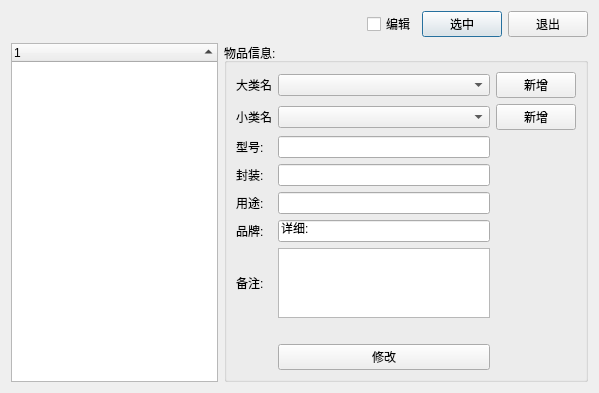
Old version of the form python_study/src/ims/ui/DlgArticle.ui in the repository jiang520/goodstart.
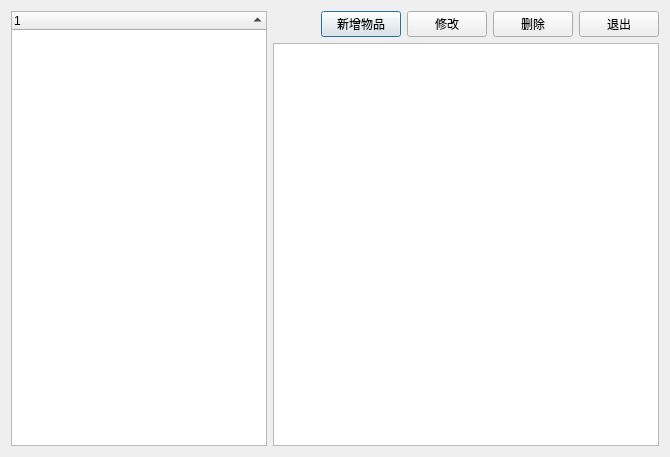
New version of the form.

Commit message: [chg]将物品信息添加,修改放到单独的窗口 [chg]增加了出入库的查询条件

Patch:
```diff
--- a/python_study/src/ims/ui/DlgArticle.ui
+++ b/python_study/src/ims/ui/DlgArticle.ui
@@ -6,70 +6,18 @@
    <rect>
     <x>0</x>
     <y>0</y>
-    <width>599</width>
-    <height>371</height>
+    <width>670</width>
+    <height>457</height>
    </rect>
   </property>
   <property name="windowTitle">
    <string>Dialog</string>
   </property>
-  <layout class="QVBoxLayout" name="verticalLayout">
-   <item>
-    <layout class="QHBoxLayout" name="horizontalLayout">
-     <item>
-      <spacer name="horizontalSpacer_2">
-       <property name="orientation">
-        <enum>Qt::Horizontal</enum>
-       </property>
-       <property name="sizeHint" stdset="0">
-        <size>
-         <width>396</width>
-         <height>20</height>
-        </size>
-       </property>
-      </spacer>
-     </item>
-     <item>
-      <widget class="QCheckBox" name="checkBox_setedit">
-       <property name="sizePolicy">
-        <sizepolicy hsizetype="Minimum" vsizetype="Preferred">
-         <horstretch>0</horstretch>
-         <verstretch>0</verstretch>
-        </sizepolicy>
-       </property>
-       <property name="text">
-        <string>编辑</string>
-       </property>
-      </widget>
-     </item>
-     <item>
-      <widget class="QPushButton" name="pushButton_ok">
-       <property name="sizePolicy">
-        <sizepolicy hsizetype="Minimum" vsizetype="Preferred">
-         <horstretch>0</horstretch>
-         <verstretch>0</verstretch>
-        </sizepolicy>
-       </property>
-       <property name="text">
-        <string>选中</string>
-       </property>
-      </widget>
-     </item>
-     <item>
-      <widget class="QPushButton" name="pushButton_cancel">
-       <property name="text">
-        <string>退出</string>
-       </property>
-      </widget>
-     </item>
-    </layout>
-   </item>
-   <item>
     <layout class="QHBoxLayout" name="horizontalLayout_2">
      <item>
       <widget class="QTreeWidget" name="treeWidget">
        <property name="sizePolicy">
-        <sizepolicy hsizetype="Expanding" vsizetype="Expanding">
+      <sizepolicy hsizetype="Minimum" vsizetype="Expanding">
          <horstretch>0</horstretch>
          <verstretch>0</verstretch>
         </sizepolicy>
@@ -88,159 +36,66 @@
       </widget>
      </item>
      <item>
-      <widget class="QGroupBox" name="groupBox">
-       <property name="sizePolicy">
-        <sizepolicy hsizetype="Preferred" vsizetype="Preferred">
-         <horstretch>0</horstretch>
-         <verstretch>0</verstretch>
-        </sizepolicy>
-       </property>
-       <property name="title">
-        <string>物品信息:</string>
-       </property>
-       <layout class="QGridLayout" name="gridLayout">
-        <item row="0" column="0">
-         <widget class="QLabel" name="label">
-          <property name="text">
-           <string>大类名</string>
-          </property>
-         </widget>
-        </item>
-        <item row="3" column="1">
-         <widget class="QLineEdit" name="lineEdit_pkg"/>
-        </item>
-        <item row="0" column="2">
-         <widget class="QPushButton" name="pushButton_addtype1">
-          <property name="text">
-           <string>新增</string>
-          </property>
-         </widget>
-        </item>
-        <item row="1" column="1">
-         <widget class="QComboBox" name="comboBox_type2"/>
-        </item>
-        <item row="9" column="0">
-         <spacer name="horizontalSpacer">
+    <layout class="QVBoxLayout" name="verticalLayout">
+     <item>
+      <layout class="QHBoxLayout" name="horizontalLayout">
+       <item>
+        <spacer name="horizontalSpacer_2">
           <property name="orientation">
            <enum>Qt::Horizontal</enum>
           </property>
           <property name="sizeHint" stdset="0">
            <size>
-            <width>40</width>
+           <width>396</width>
             <height>20</height>
            </size>
           </property>
          </spacer>
         </item>
-        <item row="2" column="1">
-         <widget class="QLineEdit" name="lineEdit_model"/>
-        </item>
-        <item row="9" column="1">
+       <item>
          <widget class="QPushButton" name="pushButton_add">
           <property name="text">
+          <string>新增物品</string>
+         </property>
+        </widget>
+       </item>
+       <item>
+        <widget class="QPushButton" name="pushButton_ok">
+         <property name="sizePolicy">
+          <sizepolicy hsizetype="Minimum" vsizetype="Preferred">
+           <horstretch>0</horstretch>
+           <verstretch>0</verstretch>
+          </sizepolicy>
+         </property>
+         <property name="text">
            <string>修改</string>
           </property>
          </widget>
         </item>
-        <item row="0" column="1">
-         <widget class="QComboBox" name="comboBox_type1"/>
-        </item>
-        <item row="1" column="2">
-         <widget class="QPushButton" name="pushButton_addtype2">
+       <item>
+        <widget class="QPushButton" name="pushButton_2">
           <property name="text">
-           <string>新增</string>
+          <string>删除</string>
           </property>
          </widget>
         </item>
-        <item row="6" column="0">
-         <widget class="QLabel" name="label_8">
+       <item>
+        <widget class="QPushButton" name="pushButton_cancel">
           <property name="text">
-           <string>备注:</string>
+          <string>退出</string>
           </property>
          </widget>
         </item>
-        <item row="2" column="0">
-         <widget class="QLabel" name="label_2">
-          <property name="text">
-           <string>型号:</string>
-          </property>
-         </widget>
-        </item>
-        <item row="5" column="0">
-         <widget class="QLabel" name="label_10">
-          <property name="text">
-           <string>品牌:</string>
-          </property>
-         </widget>
-        </item>
-        <item row="8" column="1">
-         <widget class="QLabel" name="label_tips">
+      </layout>
+     </item>
+     <item>
+      <widget class="QTableView" name="tableView">
           <property name="sizePolicy">
-           <sizepolicy hsizetype="Preferred" vsizetype="Maximum">
+        <sizepolicy hsizetype="Expanding" vsizetype="Expanding">
             <horstretch>0</horstretch>
             <verstretch>0</verstretch>
            </sizepolicy>
           </property>
-          <property name="text">
-           <string/>
-          </property>
-         </widget>
-        </item>
-        <item row="4" column="0">
-         <widget class="QLabel" name="label_3">
-          <property name="text">
-           <string>用途:</string>
-          </property>
-         </widget>
-        </item>
-        <item row="3" column="0">
-         <widget class="QLabel" name="label_6">
-          <property name="text">
-           <string>封装:</string>
-          </property>
-         </widget>
-        </item>
-        <item row="5" column="1">
-         <widget class="QLineEdit" name="lineEdit_pp">
-          <property name="text">
-           <string>详细:</string>
-          </property>
-         </widget>
-        </item>
-        <item row="4" column="1">
-         <widget class="QLineEdit" name="lineEdit_function"/>
-        </item>
-        <item row="1" column="0">
-         <widget class="QLabel" name="label_9">
-          <property name="text">
-           <string>小类名</string>
-          </property>
-         </widget>
-        </item>
-        <item row="10" column="1">
-         <spacer name="verticalSpacer">
-          <property name="orientation">
-           <enum>Qt::Vertical</enum>
-          </property>
-          <property name="sizeHint" stdset="0">
-           <size>
-            <width>20</width>
-            <height>40</height>
-           </size>
-          </property>
-         </spacer>
-        </item>
-        <item row="6" column="1">
-         <widget class="QTextEdit" name="textEdit_detail">
-          <property name="maximumSize">
-           <size>
-            <width>16777215</width>
-            <height>80</height>
-           </size>
-          </property>
-         </widget>
-        </item>
-       </layout>
       </widget>
      </item>
     </layout>
```
Lines whose indentation alone changed are shown as unchanged. The commit also changes 25 other files.
